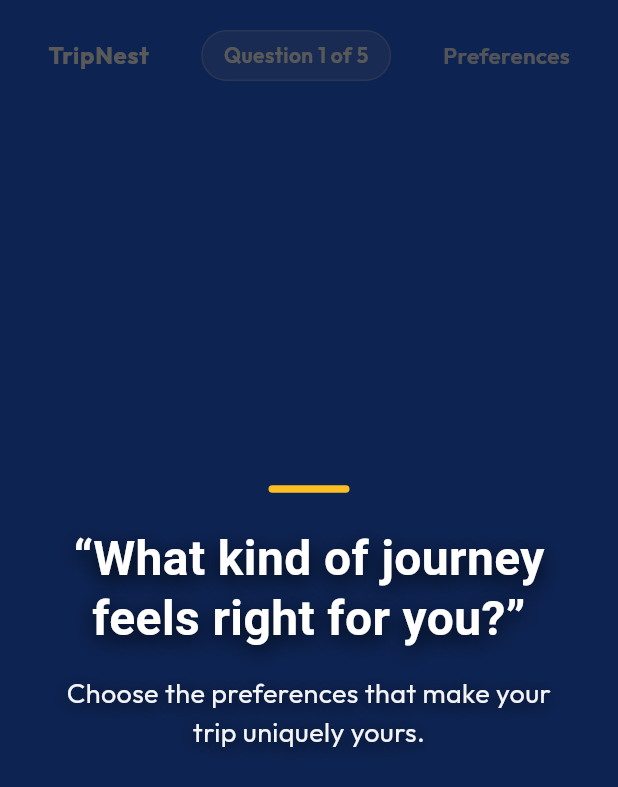
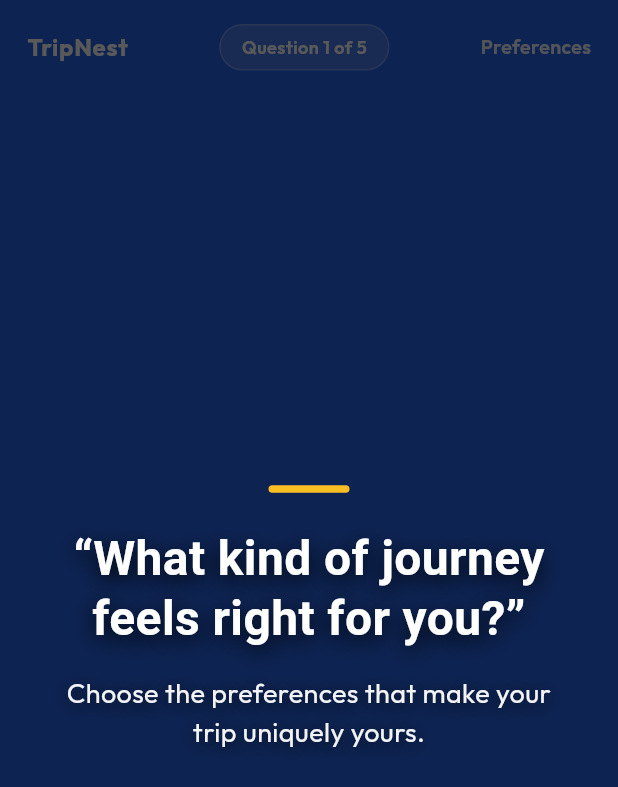
Before and after one commit to kimberlycmnintech/CodeNection, a Flutter app: the screen it shows after launch, after a tap on "Sign Up to page", after a tap on "Create account", on a phone screen of 412 x 824 dp. Shown: the top 787 px of the screen. Run offline on Flutter 3.47's test engine with Material 3 defaults, Android fonts, the phone set to English and light mode, and no system bars; our stand-ins replace google_fonts; network calls fail; Roboto replaces fonts that are missing (Calistoga).

Commit message:
update first page

```diff
--- a/lib/screens/home_shell.dart
+++ b/lib/screens/home_shell.dart
@@ -130,9 +130,9 @@ class _HomeShellState extends State<HomeShell> {
               child: Row(
                 mainAxisAlignment: MainAxisAlignment.spaceEvenly,
                 children: [
-                  _buildFloatingTab(0, Icons.home_rounded, 'Explore'),
-                  _buildFloatingTab(1, Icons.calendar_today_rounded, 'Trips'),
-                  _buildFloatingTab(2, Icons.swap_horiz_rounded, 'Pair'),
+                  _buildFloatingTab(0, Icons.home_rounded, 'Home'),
+                  _buildFloatingTab(1, Icons.calendar_today_rounded, 'Itinerary'),
+                  _buildFloatingTab(2, Icons.swap_horiz_rounded, 'Pairing'),
                   _buildFloatingTab(3, Icons.chat_bubble_rounded, 'Chat'),
                   _buildFloatingTab(4, Icons.person_rounded, 'Profile'),
                 ],
@@ -153,8 +153,8 @@ class _HomeShellState extends State<HomeShell> {
       child: AnimatedContainer(
         duration: const Duration(milliseconds: 220),
         padding: isSelected
-            ? const EdgeInsets.symmetric(horizontal: 16, vertical: 10)
-            : const EdgeInsets.all(10),
+            ? const EdgeInsets.symmetric(horizontal: 14, vertical: 8)
+            : const EdgeInsets.all(8),
         decoration: BoxDecoration(
           color: isSelected ? darkSlate : Colors.transparent,
           borderRadius: BorderRadius.circular(28),
@@ -176,13 +176,17 @@ class _HomeShellState extends State<HomeShell> {
               color: isSelected ? Colors.white : darkSlate.withValues(alpha: 0.75),
               size: 20,
             ),
-            if (isSelected) ...[
-              const SizedBox(width: 6),
-              Text(
-                label,
-                style: boldItalicTitle(12, color: Colors.white),
-              ),
-            ],
+            const SizedBox(width: 4),
+            Text(
+              label,
+              style: isSelected
+                  ? boldItalicTitle(12, color: Colors.white)
+                  : TextStyle(
+                      fontSize: 11,
+                      fontWeight: FontWeight.w600,
+                      color: darkSlate.withValues(alpha: 0.75),
+                    ),
+            ),
           ],
         ),
       ),
--- a/lib/screens/onboarding.dart
+++ b/lib/screens/onboarding.dart
@@ -335,9 +335,16 @@ class _SwipeOnboardingScreenState extends State<SwipeOnboardingScreen>
     final screenHeight = size.height;
     final current = topics[currentIndex];
 
-    // Card dimensions adapted from Chrome showcase
-    final cardWidth = (screenWidth * 0.40).clamp(240.0, 360.0);
-    final cardHeight = (screenHeight * 0.60).clamp(380.0, 520.0);
+    // Determine if we are on a phone/narrow viewport
+    final isPhone = screenWidth < 768;
+
+    // Card dimensions adapted from Chrome showcase with phone responsiveness
+    final cardWidth = isPhone
+        ? (screenWidth * 0.74).clamp(230.0, 300.0)
+        : (screenWidth * 0.40).clamp(240.0, 360.0);
+    final cardHeight = isPhone
+        ? (screenHeight * 0.48).clamp(320.0, 400.0)
+        : (screenHeight * 0.60).clamp(380.0, 520.0);
 
     // Dynamic tilt calculation
     // When hovering left (negative _hoverX), card tilts towards left (negative rotateY)
@@ -416,9 +423,9 @@ class _SwipeOnboardingScreenState extends State<SwipeOnboardingScreen>
 
             // Top Header navigation matching Chrome Showcase ("About" ... "The Web Can Do What!?" ... "Share")
             Positioned(
-              top: mediaQuery.padding.top + 20,
-              left: 32,
-              right: 32,
+              top: mediaQuery.padding.top + 16,
+              left: isPhone ? 18 : 32,
+              right: isPhone ? 18 : 32,
               child: Row(
                 mainAxisAlignment: MainAxisAlignment.spaceBetween,
                 children: [
@@ -444,7 +451,7 @@ class _SwipeOnboardingScreenState extends State<SwipeOnboardingScreen>
                       'Question ${currentIndex + 1} of ${topics.length}',
                       style: GoogleFonts.outfit(
                         color: Colors.white,
-                        fontSize: 14,
+                        fontSize: isPhone ? 12 : 14,
                         fontWeight: FontWeight.w600,
                         letterSpacing: 0.3,
                       ),
@@ -454,7 +461,7 @@ class _SwipeOnboardingScreenState extends State<SwipeOnboardingScreen>
                     'Preferences',
                     style: GoogleFonts.outfit(
                       color: Colors.white.withValues(alpha: 0.9),
-                      fontSize: 15,
+                      fontSize: isPhone ? 13 : 15,
                       fontWeight: FontWeight.w600,
                     ),
                   ),
@@ -483,7 +490,8 @@ class _SwipeOnboardingScreenState extends State<SwipeOnboardingScreen>
                 child: Stack(
                   alignment: Alignment.center,
                   children: [
-                    // --- LEFT OPTION LABEL ("Next card" / Left title) ---
+                    // --- LEFT OPTION LABEL (Shown on desktop/tablet viewports) ---
+                    if (!isPhone)
                       Positioned(
                         left: 48,
                         top: screenHeight * 0.40,
@@ -510,7 +518,7 @@ class _SwipeOnboardingScreenState extends State<SwipeOnboardingScreen>
                                     mainAxisSize: MainAxisSize.min,
                                     children: [
                                       Icon(
-                                      Icons.arrow_back_rounded,
+                                        Icons.arrow_back,
                                         color: _isHoveringLeft
                                             ? const Color(0xFF1E293B)
                                             : Colors.white.withValues(alpha: 0.7),
@@ -560,7 +568,8 @@ class _SwipeOnboardingScreenState extends State<SwipeOnboardingScreen>
                         ),
                       ),
 
-                    // --- RIGHT OPTION LABEL ("Show me!" / Right title) ---
+                    // --- RIGHT OPTION LABEL (Shown on desktop/tablet viewports) ---
+                    if (!isPhone)
                       Positioned(
                         right: 48,
                         top: screenHeight * 0.40,
@@ -599,7 +608,7 @@ class _SwipeOnboardingScreenState extends State<SwipeOnboardingScreen>
                                       ),
                                       const SizedBox(width: 8),
                                       Icon(
-                                      Icons.arrow_forward_rounded,
+                                        Icons.arrow_forward,
                                         color: _isHoveringRight
                                             ? Colors.white
                                             : Colors.white.withValues(alpha: 0.7),
@@ -787,26 +796,44 @@ class _SwipeOnboardingScreenState extends State<SwipeOnboardingScreen>
                       ),
                     ),
 
+
                     // Left & Right quick tap buttons for tests / touch devices
                     Positioned(
-                      bottom: mediaQuery.padding.bottom + 90,
+                      bottom: mediaQuery.padding.bottom + 84,
+                      left: 16,
+                      right: 16,
+                      child: Center(
                         child: Row(
                           mainAxisSize: MainAxisSize.min,
-                        children: [
-                          InkWell(
+                          mainAxisAlignment: MainAxisAlignment.center,
+                          children: [
+                            Flexible(
+                              child: InkWell(
                                 onTap: () => _selectChoice(isLeft: true),
                                 borderRadius: BorderRadius.circular(24),
                                 child: Container(
-                              padding: const EdgeInsets.symmetric(
-                                horizontal: 16,
-                                vertical: 10,
-                              ),
-                              decoration: BoxDecoration(
-                                color: Colors.white.withValues(alpha: 0.18),
+                                  padding: EdgeInsets.symmetric(
+                                    horizontal: isPhone ? 12 : 16,
+                                    vertical: isPhone ? 8 : 10,
+                                  ),
+                                  decoration: BoxDecoration(
+                                    color: isPhone
+                                        ? const Color(0xFF0F172A)
+                                        : Colors.white.withValues(alpha: 0.18),
                                     borderRadius: BorderRadius.circular(20),
                                     border: Border.all(
-                                  color: Colors.white.withValues(alpha: 0.3),
-                                ),
+                                      color: isPhone
+                                          ? const Color(0xFFFBBF24)
+                                          : Colors.white.withValues(alpha: 0.3),
+                                      width: isPhone ? 1.5 : 1.0,
+                                    ),
+                                    boxShadow: [
+                                      BoxShadow(
+                                        color: Colors.black.withValues(alpha: 0.25),
+                                        blurRadius: 8,
+                                        offset: const Offset(0, 3),
+                                      ),
+                                    ],
                                   ),
                                   child: Row(
                                     mainAxisSize: MainAxisSize.min,
@@ -814,43 +841,65 @@ class _SwipeOnboardingScreenState extends State<SwipeOnboardingScreen>
                                       const Icon(Icons.arrow_back_rounded,
                                           color: Colors.white, size: 18),
                                       const SizedBox(width: 6),
-                                  Text(
+                                      Flexible(
+                                        child: Text(
                                           current['leftTitle']!,
+                                          maxLines: 1,
+                                          overflow: TextOverflow.ellipsis,
                                           style: GoogleFonts.outfit(
                                             color: Colors.white,
-                                      fontWeight: FontWeight.w600,
-                                      fontSize: 13,
-                                    ),
-                                  ),
-                                ],
-                              ),
-                            ),
-                          ),
-                          const SizedBox(width: 20),
-                          InkWell(
+                                            fontWeight: FontWeight.w700,
+                                            fontSize: isPhone ? 12 : 13,
+                                          ),
+                                        ),
+                                      ),
+                                    ],
+                                  ),
+                                ),
+                              ),
+                            ),
+                            SizedBox(width: isPhone ? 12 : 20),
+                            Flexible(
+                              child: InkWell(
                                 onTap: () => _selectChoice(isLeft: false),
                                 borderRadius: BorderRadius.circular(24),
                                 child: Container(
-                              padding: const EdgeInsets.symmetric(
-                                horizontal: 16,
-                                vertical: 10,
-                              ),
-                              decoration: BoxDecoration(
-                                color: Colors.white.withValues(alpha: 0.18),
+                                  padding: EdgeInsets.symmetric(
+                                    horizontal: isPhone ? 12 : 16,
+                                    vertical: isPhone ? 8 : 10,
+                                  ),
+                                  decoration: BoxDecoration(
+                                    color: isPhone
+                                        ? const Color(0xFF0F172A)
+                                        : Colors.white.withValues(alpha: 0.18),
                                     borderRadius: BorderRadius.circular(20),
                                     border: Border.all(
-                                  color: Colors.white.withValues(alpha: 0.3),
-                                ),
+                                      color: isPhone
+                                          ? const Color(0xFF38BDF8)
+                                          : Colors.white.withValues(alpha: 0.3),
+                                      width: isPhone ? 1.5 : 1.0,
+                                    ),
+                                    boxShadow: [
+                                      BoxShadow(
+                                        color: Colors.black.withValues(alpha: 0.25),
+                                        blurRadius: 8,
+                                        offset: const Offset(0, 3),
+                                      ),
+                                    ],
                                   ),
                                   child: Row(
                                     mainAxisSize: MainAxisSize.min,
                                     children: [
-                                  Text(
+                                      Flexible(
+                                        child: Text(
                                           current['rightTitle']!,
+                                          maxLines: 1,
+                                          overflow: TextOverflow.ellipsis,
                                           style: GoogleFonts.outfit(
                                             color: Colors.white,
-                                      fontWeight: FontWeight.w600,
-                                      fontSize: 13,
+                                            fontWeight: FontWeight.w700,
+                                            fontSize: isPhone ? 12 : 13,
+                                          ),
                                         ),
                                       ),
                                       const SizedBox(width: 6),
@@ -860,7 +909,9 @@ class _SwipeOnboardingScreenState extends State<SwipeOnboardingScreen>
                                   ),
                                 ),
                               ),
-                        ],
+                            ),
+                          ],
+                        ),
                       ),
                     ),
 
@@ -1125,15 +1176,30 @@ class _SwipeOnboardingScreenState extends State<SwipeOnboardingScreen>
                           ),
                           const SizedBox(height: 16),
                           // Big bold title
+                          Column(
+                            mainAxisSize: MainAxisSize.min,
+                            children: [
                               Text(
-                            '$topicLine1\n$topicLine2',
+                                topicLine1,
                                 textAlign: TextAlign.center,
                                 style: GoogleFonts.outfit(
                                   fontSize: 26,
                                   fontWeight: FontWeight.w800,
                                   color: const Color(0xFF0F172A),
-                              height: 1.15,
-                            ),
+                                  height: 1.1,
+                                ),
+                              ),
+                              Text(
+                                topicLine2,
+                                textAlign: TextAlign.center,
+                                style: GoogleFonts.outfit(
+                                  fontSize: 26,
+                                  fontWeight: FontWeight.w800,
+                                  color: const Color(0xFF0F172A),
+                                  height: 1.1,
+                                ),
+                              ),
+                            ],
                           ),
                           const SizedBox(height: 12),
                           // Subtitle options
@@ -1191,6 +1257,9 @@ class _SwipeOnboardingScreenState extends State<SwipeOnboardingScreen>
           Container(
             margin: const EdgeInsets.only(bottom: 12),
             padding: const EdgeInsets.symmetric(horizontal: 16, vertical: 12),
+            constraints: BoxConstraints(
+              maxWidth: MediaQuery.of(context).size.width - 32,
+            ),
             decoration: BoxDecoration(
               color: const Color(0xFF0F172A),
               borderRadius: BorderRadius.circular(20),
@@ -1205,6 +1274,9 @@ class _SwipeOnboardingScreenState extends State<SwipeOnboardingScreen>
                 ),
               ],
             ),
+            child: SingleChildScrollView(
+              scrollDirection: Axis.horizontal,
+              physics: const BouncingScrollPhysics(),
               child: Row(
                 mainAxisSize: MainAxisSize.min,
                 children: List.generate(topics.length, (idx) {
@@ -1263,6 +1335,7 @@ class _SwipeOnboardingScreenState extends State<SwipeOnboardingScreen>
                     ),
                   );
                 }),
+              ),
             ),
           ),
 
--- a/lib/screens/profile_page.dart
+++ b/lib/screens/profile_page.dart
@@ -146,7 +146,7 @@ class _ProfilePageState extends State<ProfilePage> {
               ),
               Row(
                 children: [
-                  if (profile.verified)
+                  if (isComplete)
                     Container(
                       padding: const EdgeInsets.symmetric(horizontal: 10, vertical: 4),
                       decoration: BoxDecoration(
@@ -157,10 +157,10 @@ class _ProfilePageState extends State<ProfilePage> {
                       child: const Row(
                         mainAxisSize: MainAxisSize.min,
                         children: [
-                          Icon(Icons.verified, size: 14, color: Color(0xFF10B981)),
+                          Icon(Icons.check_circle_outline, size: 14, color: Color(0xFF10B981)),
                           SizedBox(width: 4),
                           Text(
-                            'ID VERIFIED',
+                            'ISSUED & ACTIVE',
                             style: TextStyle(
                               fontSize: 11,
                               fontWeight: FontWeight.bold,
@@ -182,10 +182,10 @@ class _ProfilePageState extends State<ProfilePage> {
                       child: Row(
                         mainAxisSize: MainAxisSize.min,
                         children: [
-                          Icon(Icons.shield_outlined, size: 14, color: Colors.orange.shade800),
+                          Icon(Icons.pending_outlined, size: 14, color: Colors.orange.shade800),
                           const SizedBox(width: 4),
                           Text(
-                            'UNVERIFIED ID',
+                            'PENDING DETAILS',
                             style: TextStyle(
                               fontSize: 11,
                               fontWeight: FontWeight.bold,
```
Lines whose indentation alone changed are shown as unchanged.
